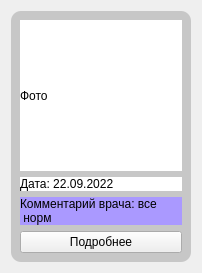
Above: view/qt_ui_source/history_patient_item_widget.ui from Andrew-up/vgtu_frontend before the change. Below: the same form after it.
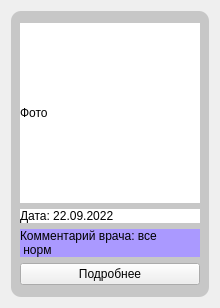
That is the form after the change.

```diff
--- a/view/qt_ui_source/history_patient_item_widget.ui
+++ b/view/qt_ui_source/history_patient_item_widget.ui
@@ -6,8 +6,8 @@
    <rect>
     <x>0</x>
     <y>0</y>
-    <width>202</width>
-    <height>273</height>
+    <width>218</width>
+    <height>308</height>
    </rect>
   </property>
   <property name="windowTitle">
@@ -39,8 +39,14 @@
          <widget class="QLabel" name="patient_history_item_image">
           <property name="minimumSize">
            <size>
-            <width>70</width>
-            <height>70</height>
+            <width>180</width>
+            <height>180</height>
+           </size>
+          </property>
+          <property name="maximumSize">
+           <size>
+            <width>180</width>
+            <height>180</height>
            </size>
           </property>
           <property name="styleSheet">
```
